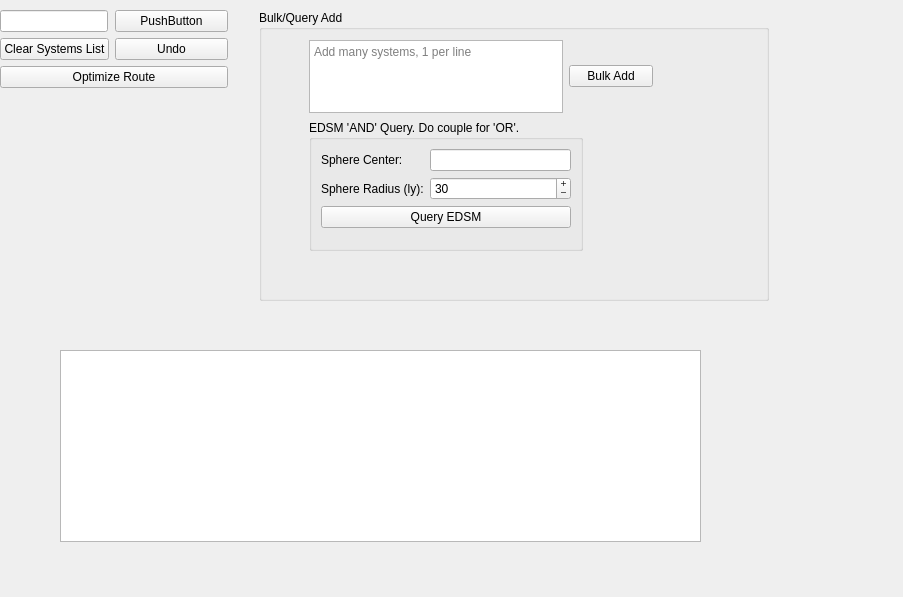
alexzk1/ed_highway, file widgets/roundtripwidget.ui: the form before one commit.
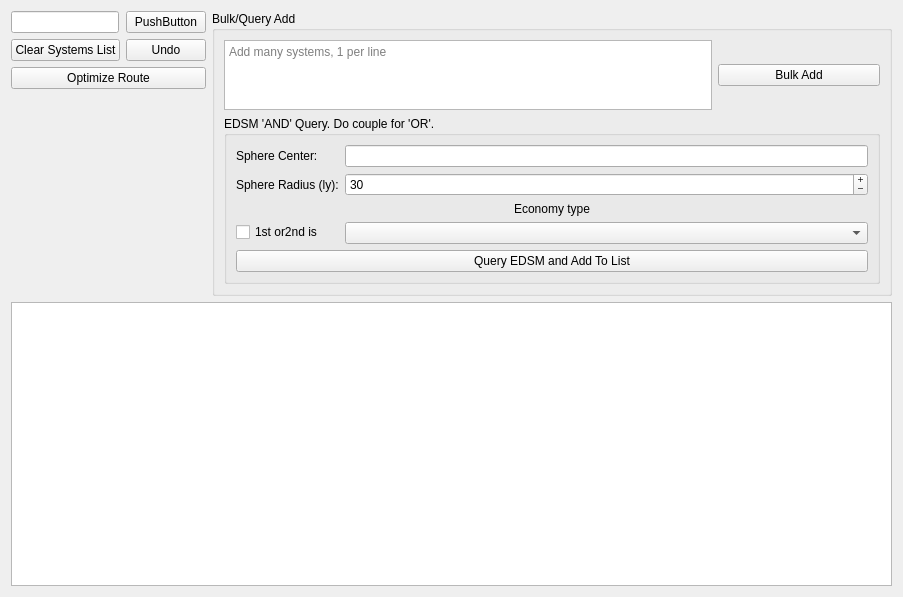
The form after the commit. Icons and pictures are not drawn. Custom widgets are drawn as their Qt base class.

Commit message: added 1 filter by economy, need to add more later

```diff
--- a/widgets/roundtripwidget.ui
+++ b/widgets/roundtripwidget.ui
@@ -13,37 +13,100 @@
   <property name="windowTitle">
    <string>Form</string>
   </property>
-  <widget class="QTableView" name="tableView">
-   <property name="geometry">
-    <rect>
-     <x>60</x>
-     <y>350</y>
-     <width>641</width>
-     <height>192</height>
-    </rect>
-   </property>
-   <property name="editTriggers">
-    <set>QAbstractItemView::NoEditTriggers</set>
-   </property>
-   <property name="alternatingRowColors">
-    <bool>true</bool>
-   </property>
-   <property name="selectionMode">
-    <enum>QAbstractItemView::SingleSelection</enum>
-   </property>
-   <property name="selectionBehavior">
-    <enum>QAbstractItemView::SelectRows</enum>
-   </property>
-  </widget>
+  <layout class="QVBoxLayout" name="verticalLayout_2">
+   <item>
+    <layout class="QHBoxLayout" name="horizontalLayout_2">
+     <item>
+      <layout class="QFormLayout" name="formLayout">
+       <item row="2" column="0">
+        <widget class="QPushButton" name="btnClear">
+         <property name="sizePolicy">
+          <sizepolicy hsizetype="Minimum" vsizetype="Fixed">
+           <horstretch>1</horstretch>
+           <verstretch>0</verstretch>
+          </sizepolicy>
+         </property>
+         <property name="text">
+          <string>Clear Systems List</string>
+         </property>
+        </widget>
+       </item>
+       <item row="2" column="1">
+        <widget class="QPushButton" name="btnUndo">
+         <property name="text">
+          <string>Undo</string>
+         </property>
+         <property name="icon">
+          <iconset resource="../resources.qrc">
+           <normaloff>:/images/Undo.png</normaloff>:/images/Undo.png</iconset>
+         </property>
+         <property name="iconSize">
+          <size>
+           <width>16</width>
+           <height>16</height>
+          </size>
+         </property>
+         <property name="shortcut">
+          <string>Ctrl+Z</string>
+         </property>
+        </widget>
+       </item>
+       <item row="4" column="0" colspan="2">
+        <widget class="QPushButton" name="btnCalc">
+         <property name="sizePolicy">
+          <sizepolicy hsizetype="Minimum" vsizetype="Fixed">
+           <horstretch>3</horstretch>
+           <verstretch>0</verstretch>
+          </sizepolicy>
+         </property>
+         <property name="toolTip">
+          <string>Visit each star once with minimal length of route.</string>
+         </property>
+         <property name="text">
+          <string>Optimize Route</string>
+         </property>
+         <property name="icon">
+          <iconset resource="../resources.qrc">
+           <normaloff>:/images/Start here.png</normaloff>:/images/Start here.png</iconset>
+         </property>
+         <property name="iconSize">
+          <size>
+           <width>32</width>
+           <height>32</height>
+          </size>
+         </property>
+        </widget>
+       </item>
+       <item row="0" column="0">
+        <widget class="QLineEdit" name="edSysManul">
+         <property name="sizePolicy">
+          <sizepolicy hsizetype="Expanding" vsizetype="Fixed">
+           <horstretch>2</horstretch>
+           <verstretch>0</verstretch>
+          </sizepolicy>
+         </property>
+        </widget>
+       </item>
+       <item row="0" column="1">
+        <widget class="ActionButton" name="btnAdd">
+         <property name="sizePolicy">
+          <sizepolicy hsizetype="Minimum" vsizetype="Fixed">
+           <horstretch>1</horstretch>
+           <verstretch>0</verstretch>
+          </sizepolicy>
+         </property>
+         <property name="text">
+          <string>PushButton</string>
+         </property>
+         <property name="default">
+          <bool>false</bool>
+         </property>
+        </widget>
+       </item>
+      </layout>
+     </item>
+     <item>
   <widget class="QGroupBox" name="groupBox">
-   <property name="geometry">
-    <rect>
-     <x>259</x>
-     <y>10</y>
-     <width>510</width>
-     <height>291</height>
-    </rect>
-   </property>
    <property name="sizePolicy">
     <sizepolicy hsizetype="Preferred" vsizetype="Preferred">
      <horstretch>1</horstretch>
@@ -53,14 +116,53 @@
    <property name="title">
     <string>Bulk/Query Add</string>
    </property>
+       <layout class="QVBoxLayout" name="verticalLayout">
+        <item>
+         <layout class="QHBoxLayout" name="horizontalLayout">
+          <item>
+           <widget class="QTextEdit" name="bulkAdd">
+            <property name="sizePolicy">
+             <sizepolicy hsizetype="Expanding" vsizetype="Preferred">
+              <horstretch>3</horstretch>
+              <verstretch>0</verstretch>
+             </sizepolicy>
+            </property>
+            <property name="maximumSize">
+             <size>
+              <width>16777215</width>
+              <height>100</height>
+             </size>
+            </property>
+            <property name="acceptRichText">
+             <bool>false</bool>
+            </property>
+            <property name="placeholderText">
+             <string>Add many systems, 1 per line</string>
+            </property>
+           </widget>
+          </item>
+          <item>
+           <widget class="QPushButton" name="btnBulkAdd">
+            <property name="sizePolicy">
+             <sizepolicy hsizetype="Minimum" vsizetype="Fixed">
+              <horstretch>1</horstretch>
+              <verstretch>0</verstretch>
+             </sizepolicy>
+            </property>
+            <property name="text">
+             <string>Bulk Add</string>
+            </property>
+           </widget>
+          </item>
+         </layout>
+        </item>
+        <item>
    <widget class="QGroupBox" name="groupBox_2">
-    <property name="geometry">
-     <rect>
-      <x>50</x>
-      <y>110</y>
-      <width>274</width>
-      <height>131</height>
-     </rect>
+          <property name="sizePolicy">
+           <sizepolicy hsizetype="Expanding" vsizetype="Expanding">
+            <horstretch>0</horstretch>
+            <verstretch>4</verstretch>
+           </sizepolicy>
     </property>
     <property name="title">
      <string>EDSM 'AND' Query. Do couple for 'OR'.</string>
@@ -79,10 +181,10 @@
      <item row="0" column="1">
       <widget class="QLineEdit" name="edCenter"/>
      </item>
-     <item row="2" column="0" colspan="2">
+           <item row="5" column="0" colspan="2">
       <widget class="QPushButton" name="btnBulkQuery">
        <property name="text">
-        <string>Query EDSM</string>
+              <string>Query EDSM and Add To List</string>
        </property>
       </widget>
      </item>
@@ -118,147 +220,57 @@
        </property>
       </widget>
      </item>
-    </layout>
-   </widget>
-   <widget class="QWidget" name="">
-    <property name="geometry">
-     <rect>
-      <x>50</x>
-      <y>30</y>
-      <width>344</width>
-      <height>73</height>
-     </rect>
-    </property>
-    <layout class="QHBoxLayout" name="horizontalLayout">
+           <item row="3" column="0" colspan="2">
+            <widget class="QLabel" name="label_3">
+             <property name="text">
+              <string>Economy type</string>
+             </property>
+             <property name="alignment">
+              <set>Qt::AlignCenter</set>
+             </property>
+            </widget>
+           </item>
+           <item row="4" column="0">
+            <widget class="QCheckBox" name="cb1_or2">
+             <property name="text">
+              <string>1st or2nd is</string>
+             </property>
+            </widget>
+           </item>
+           <item row="4" column="1">
+            <widget class="QComboBox" name="list1_or_2"/>
+           </item>
+          </layout>
+         </widget>
+        </item>
+       </layout>
+      </widget>
+     </item>
+    </layout>
+   </item>
      <item>
-      <widget class="QTextEdit" name="bulkAdd">
+    <widget class="QTableView" name="tableView">
        <property name="sizePolicy">
         <sizepolicy hsizetype="Expanding" vsizetype="Expanding">
-         <horstretch>3</horstretch>
-         <verstretch>1</verstretch>
-        </sizepolicy>
-       </property>
-       <property name="acceptRichText">
-        <bool>false</bool>
-       </property>
-       <property name="placeholderText">
-        <string>Add many systems, 1 per line</string>
-       </property>
-      </widget>
-     </item>
-     <item>
-      <widget class="QPushButton" name="btnBulkAdd">
-       <property name="sizePolicy">
-        <sizepolicy hsizetype="Minimum" vsizetype="Fixed">
-         <horstretch>1</horstretch>
-         <verstretch>0</verstretch>
-        </sizepolicy>
-       </property>
-       <property name="text">
-        <string>Bulk Add</string>
+       <horstretch>0</horstretch>
+       <verstretch>2</verstretch>
+      </sizepolicy>
+     </property>
+     <property name="editTriggers">
+      <set>QAbstractItemView::NoEditTriggers</set>
+     </property>
+     <property name="alternatingRowColors">
+      <bool>true</bool>
+     </property>
+     <property name="selectionMode">
+      <enum>QAbstractItemView::SingleSelection</enum>
+     </property>
+     <property name="selectionBehavior">
+      <enum>QAbstractItemView::SelectRows</enum>
        </property>
       </widget>
      </item>
     </layout>
-   </widget>
-  </widget>
-  <widget class="QWidget" name="layoutWidget">
-   <property name="geometry">
-    <rect>
-     <x>0</x>
-     <y>10</y>
-     <width>228</width>
-     <height>139</height>
-    </rect>
-   </property>
-   <layout class="QFormLayout" name="formLayout">
-    <item row="2" column="0">
-     <widget class="QPushButton" name="btnClear">
-      <property name="sizePolicy">
-       <sizepolicy hsizetype="Minimum" vsizetype="Fixed">
-        <horstretch>1</horstretch>
-        <verstretch>0</verstretch>
-       </sizepolicy>
-      </property>
-      <property name="text">
-       <string>Clear Systems List</string>
-      </property>
-     </widget>
-    </item>
-    <item row="2" column="1">
-     <widget class="QPushButton" name="btnUndo">
-      <property name="text">
-       <string>Undo</string>
-      </property>
-      <property name="icon">
-       <iconset resource="../resources.qrc">
-        <normaloff>:/images/Undo.png</normaloff>:/images/Undo.png</iconset>
-      </property>
-      <property name="iconSize">
-       <size>
-        <width>16</width>
-        <height>16</height>
-       </size>
-      </property>
-      <property name="shortcut">
-       <string>Ctrl+Z</string>
-      </property>
-     </widget>
-    </item>
-    <item row="4" column="0" colspan="2">
-     <widget class="QPushButton" name="btnCalc">
-      <property name="sizePolicy">
-       <sizepolicy hsizetype="Minimum" vsizetype="Fixed">
-        <horstretch>3</horstretch>
-        <verstretch>0</verstretch>
-       </sizepolicy>
-      </property>
-      <property name="toolTip">
-       <string>Visit each star once with minimal length of route.</string>
-      </property>
-      <property name="text">
-       <string>Optimize Route</string>
-      </property>
-      <property name="icon">
-       <iconset resource="../resources.qrc">
-        <normaloff>:/images/Start here.png</normaloff>:/images/Start here.png</iconset>
-      </property>
-      <property name="iconSize">
-       <size>
-        <width>32</width>
-        <height>32</height>
-       </size>
-      </property>
-     </widget>
-    </item>
-    <item row="0" column="0">
-     <widget class="QLineEdit" name="edSysManul">
-      <property name="sizePolicy">
-       <sizepolicy hsizetype="Expanding" vsizetype="Fixed">
-        <horstretch>2</horstretch>
-        <verstretch>0</verstretch>
-       </sizepolicy>
-      </property>
-     </widget>
-    </item>
-    <item row="0" column="1">
-     <widget class="ActionButton" name="btnAdd">
-      <property name="sizePolicy">
-       <sizepolicy hsizetype="Minimum" vsizetype="Fixed">
-        <horstretch>1</horstretch>
-        <verstretch>0</verstretch>
-       </sizepolicy>
-      </property>
-      <property name="text">
-       <string>PushButton</string>
-      </property>
-      <property name="default">
-       <bool>false</bool>
-      </property>
-     </widget>
-    </item>
-   </layout>
-  </widget>
   <action name="actionAdd">
    <property name="text">
     <string>Add</string>
```
Lines whose indentation alone changed are shown as unchanged. The commit also changes 1 other file.
